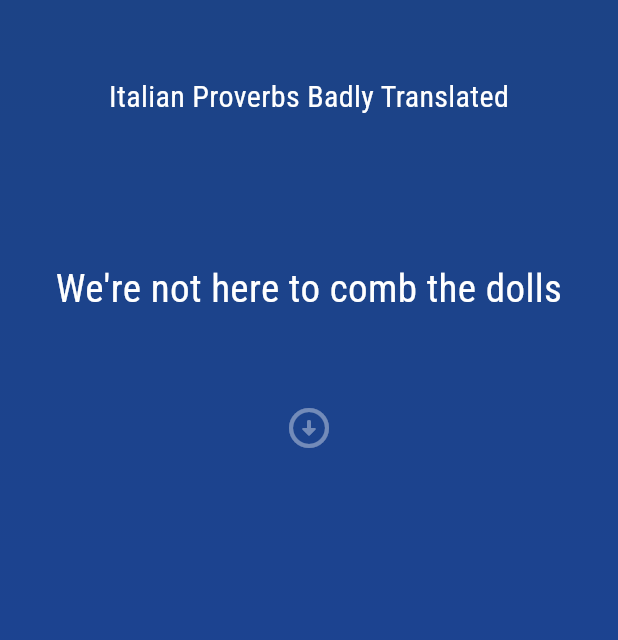
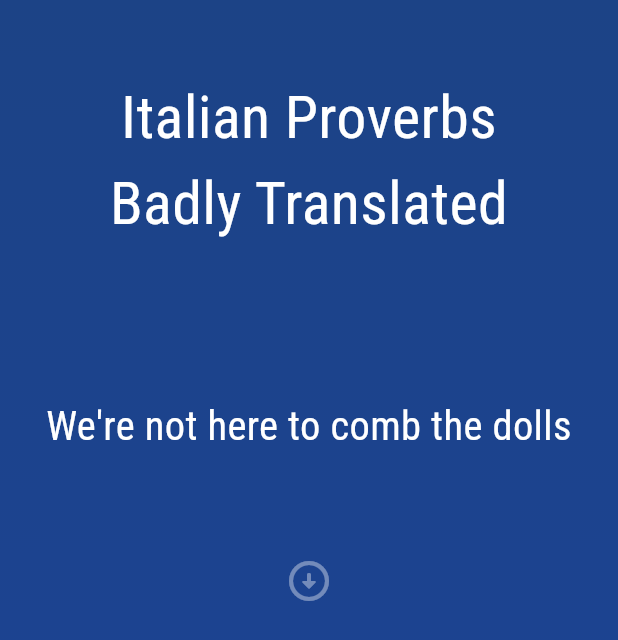
Before and after one commit to intoinside/ItalianProverbsBadlyTranslated, a Flutter app: the screen it shows after launch, on a phone screen of 412 x 824 dp. Shown: the top 640 px of the screen. Run offline on Flutter 3.47's test engine with Material 3 defaults, Android fonts, the phone set to English and light mode, and no system bars; our stand-ins replace google_fonts.

Commit message:
Some edit on main screen texts

```diff
--- a/lib/screens/main_page_widget.dart
+++ b/lib/screens/main_page_widget.dart
@@ -52,8 +52,16 @@ class _MainPageScreenState extends State<MainPageScreen> {
     _loadData();
   }
 
+  String customReplace(
+      String text, String searchText, int replaceOn, String replaceText) {
+    Match result = searchText.allMatches(text).elementAt(replaceOn - 1);
+    return text.replaceRange(result.start, result.end, replaceText);
+  }
+
   @override
   Widget build(BuildContext context) {
+    var title = customReplace(widget.title, ' ', 2, "\n");
+
     return Scaffold(
       body: Container(
         padding: const EdgeInsets.all(20),
@@ -71,19 +79,20 @@ class _MainPageScreenState extends State<MainPageScreen> {
           children: [
             Container(height: 30),
             Text(
-              widget.title,
+              title,
+              textAlign: TextAlign.center,
               style: Theme.of(context).textTheme.bodyMedium!.copyWith(
-                  color: Theme.of(context).colorScheme.onPrimary, fontSize: 20),
+                  color: Theme.of(context).colorScheme.onPrimary, fontSize: 40),
             ),
-            Container(height: 95),
+            Container(height: 100),
             Text(
               englishProverb ?? "empty",
               textAlign: TextAlign.center,
               style: Theme.of(context).textTheme.bodyMedium!.copyWith(
-                  color: Theme.of(context).colorScheme.onPrimary, fontSize: 26),
+                  color: Theme.of(context).colorScheme.onPrimary, fontSize: 27),
             ),
             Container(
-              height: 50,
+              height: 60,
             ),
             IconButton(
               tooltip: "What does it means?",
@@ -109,13 +118,13 @@ class _MainPageScreenState extends State<MainPageScreen> {
                 borderRadius: BorderRadius.circular(4),
                 color: colorTranslation,
               ),
-              height: showItalian ? 120.0 : 0.0,
+              height: showItalian ? 150.0 : 0.0,
               child: Text(
                 italianProverb ?? "empty",
                 textAlign: TextAlign.center,
                 style: Theme.of(context).textTheme.bodyMedium!.copyWith(
                     color: Theme.of(context).colorScheme.onPrimary,
-                    fontSize: 18),
+                    fontSize: 19),
               ),
             ),
             Container(height: 100),
```
